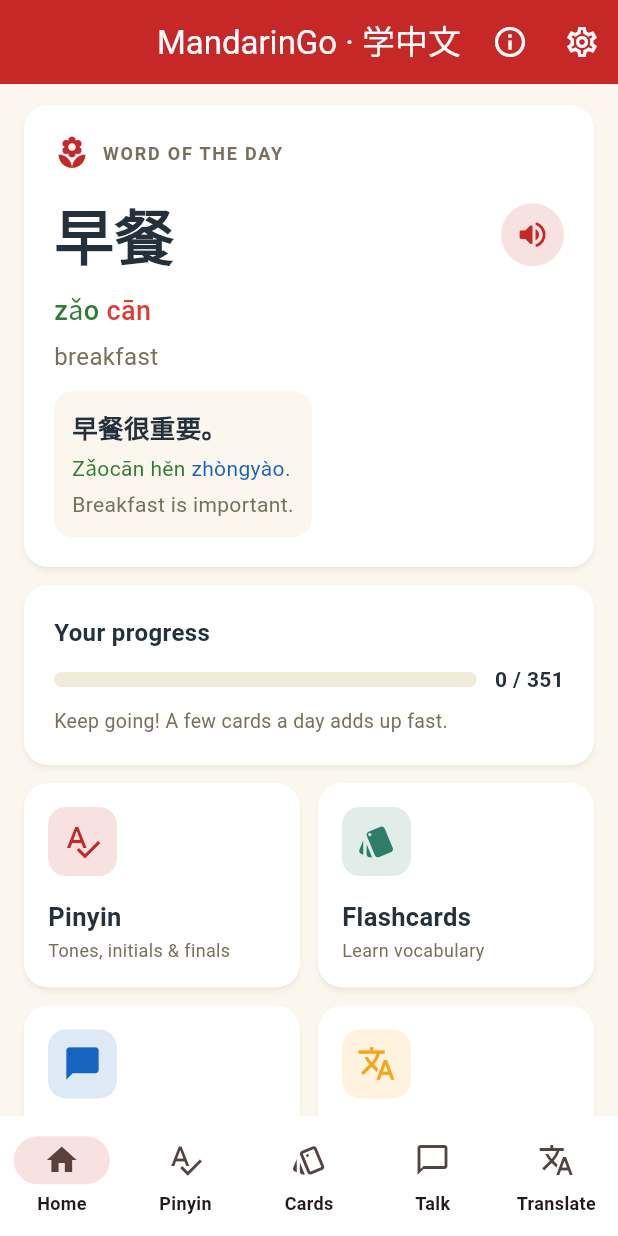
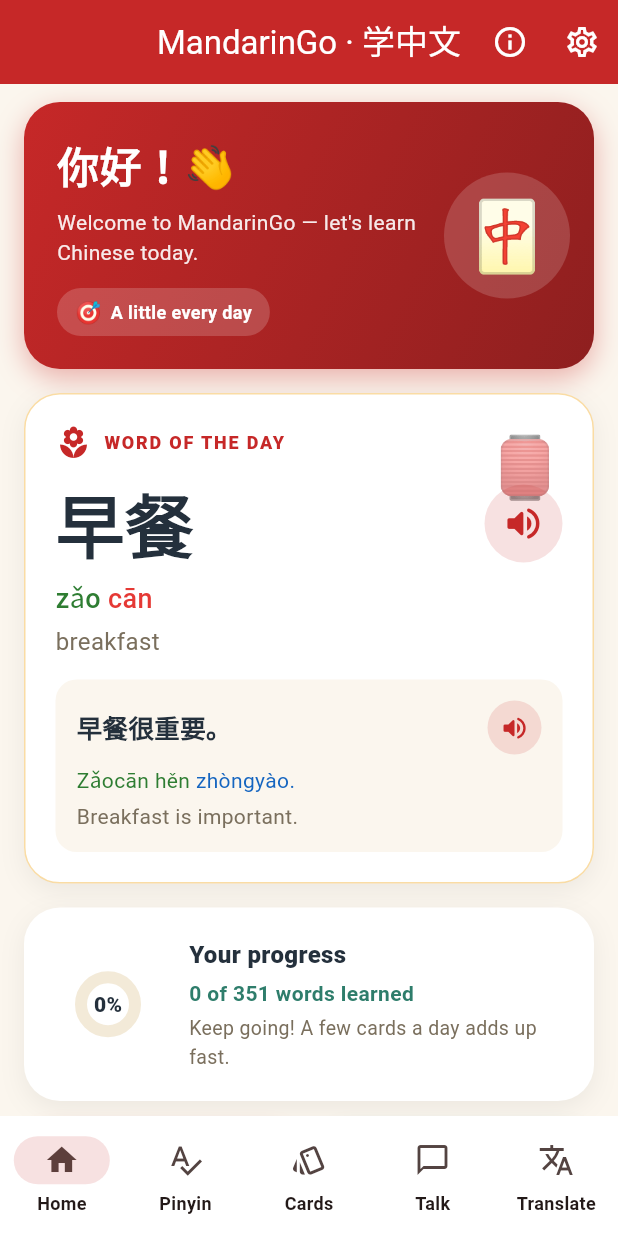
Before and after one commit to MigAppSprig/mandarin_go, a Flutter app: the screen it shows after launch, on a phone screen of 412 x 824 dp. Run offline on Flutter 3.47's test engine with Material 3 defaults, Android fonts, the phone set to English and light mode, and no system bars; our stand-ins replace audioplayers, flutter_tts, shared_preferences; missing offline and left inert: pinyin.

Commit message:
Beautify home page with illustrations and gradients

```diff
--- a/lib/screens/home_screen.dart
+++ b/lib/screens/home_screen.dart
@@ -28,44 +28,148 @@ class HomeScreen extends StatelessWidget {
           IconButton(
             icon: const Icon(Icons.info_outline),
             tooltip: 'About',
-            onPressed: () {
-              Navigator.of(context).push(
-                MaterialPageRoute<void>(
-                  builder: (_) => const AboutScreen(),
-                ),
-              );
-            },
+            onPressed: () => _push(context, const AboutScreen()),
           ),
           IconButton(
             icon: const Icon(Icons.settings_outlined),
             tooltip: 'Settings',
-            onPressed: () {
-              Navigator.of(context).push(
-                MaterialPageRoute<void>(
-                  builder: (_) => const SettingsScreen(),
-                ),
-              );
-            },
+            onPressed: () => _push(context, const SettingsScreen()),
           ),
         ],
       ),
       body: ListView(
-        padding: const EdgeInsets.fromLTRB(0, 8, 0, 24),
+        padding: const EdgeInsets.fromLTRB(0, 8, 0, 28),
         children: [
-          _buildWordOfTheDay(context, word),
-          _buildProgress(context, progress),
-          _buildSections(context),
-          _buildTip(context),
+          _buildWelcomeBanner(),
+          _buildWordOfTheDay(word),
+          _buildProgress(progress),
+          _buildSections(),
+          _buildTip(),
         ],
       ),
     );
   }
 
-  Widget _buildWordOfTheDay(BuildContext context, Word word) {
-    return Card(
-      child: Padding(
+  void _push(BuildContext context, Widget screen) {
+    Navigator.of(context).push(MaterialPageRoute<void>(builder: (_) => screen));
+  }
+
+  // ── Welcome banner ──────────────────────────────────────────────────────
+  Widget _buildWelcomeBanner() {
+    return Container(
+      margin: const EdgeInsets.fromLTRB(16, 4, 16, 4),
+      padding: const EdgeInsets.fromLTRB(22, 22, 16, 22),
+      decoration: BoxDecoration(
+        gradient: const LinearGradient(
+          colors: [AppColors.red, AppColors.deepRed],
+          begin: Alignment.topLeft,
+          end: Alignment.bottomRight,
+        ),
+        borderRadius: BorderRadius.circular(24),
+        boxShadow: [
+          BoxShadow(
+            color: AppColors.red.withValues(alpha: 0.35),
+            blurRadius: 16,
+            offset: const Offset(0, 6),
+          ),
+        ],
+      ),
+      child: Row(
+        children: [
+          Expanded(
+            child: Column(
+              crossAxisAlignment: CrossAxisAlignment.start,
+              children: [
+                const Text(
+                  '你好！👋',
+                  style: TextStyle(
+                    fontSize: 28,
+                    fontWeight: FontWeight.w800,
+                    color: Colors.white,
+                  ),
+                ),
+                const SizedBox(height: 6),
+                Text(
+                  'Welcome to MandarinGo — let\'s learn Chinese today.',
+                  style: TextStyle(
+                    fontSize: 14,
+                    height: 1.4,
+                    color: Colors.white.withValues(alpha: 0.9),
+                  ),
+                ),
+                const SizedBox(height: 14),
+                Container(
+                  padding: const EdgeInsets.symmetric(
+                    horizontal: 12,
+                    vertical: 6,
+                  ),
+                  decoration: BoxDecoration(
+                    color: Colors.white.withValues(alpha: 0.18),
+                    borderRadius: BorderRadius.circular(20),
+                  ),
+                  child: const Row(
+                    mainAxisSize: MainAxisSize.min,
+                    children: [
+                      Text('🎯', style: TextStyle(fontSize: 14)),
+                      SizedBox(width: 6),
+                      Text(
+                        'A little every day',
+                        style: TextStyle(
+                          fontSize: 12,
+                          fontWeight: FontWeight.w600,
+                          color: Colors.white,
+                        ),
+                      ),
+                    ],
+                  ),
+                ),
+              ],
+            ),
+          ),
+          const SizedBox(width: 8),
+          Container(
+            width: 84,
+            height: 84,
+            alignment: Alignment.center,
+            decoration: BoxDecoration(
+              color: Colors.white.withValues(alpha: 0.16),
+              shape: BoxShape.circle,
+            ),
+            child: const Text('🀄', style: TextStyle(fontSize: 46)),
+          ),
+        ],
+      ),
+    );
+  }
+
+  // ── Word of the day ─────────────────────────────────────────────────────
+  Widget _buildWordOfTheDay(Word word) {
+    return Container(
+      margin: const EdgeInsets.fromLTRB(16, 12, 16, 4),
       padding: const EdgeInsets.all(20),
-        child: Column(
+      decoration: BoxDecoration(
+        color: Colors.white,
+        borderRadius: BorderRadius.circular(24),
+        border: Border.all(color: AppColors.gold.withValues(alpha: 0.4)),
+        boxShadow: [
+          BoxShadow(
+            color: Colors.black.withValues(alpha: 0.06),
+            blurRadius: 14,
+            offset: const Offset(0, 5),
+          ),
+        ],
+      ),
+      child: Stack(
+        children: [
+          Positioned(
+            top: 0,
+            right: 0,
+            child: Opacity(
+              opacity: 0.5,
+              child: Text('🏮', style: TextStyle(fontSize: 40)),
+            ),
+          ),
+          Column(
             crossAxisAlignment: CrossAxisAlignment.start,
             children: [
               Row(
@@ -76,14 +180,14 @@ class HomeScreen extends StatelessWidget {
                     'WORD OF THE DAY',
                     style: TextStyle(
                       fontSize: 12,
-                    fontWeight: FontWeight.w700,
+                      fontWeight: FontWeight.w800,
                       letterSpacing: 1.2,
-                    color: AppColors.muted,
+                      color: AppColors.red,
                     ),
                   ),
                 ],
               ),
-            const SizedBox(height: 14),
+              const SizedBox(height: 16),
               Row(
                 crossAxisAlignment: CrossAxisAlignment.center,
                 children: [
@@ -91,37 +195,42 @@ class HomeScreen extends StatelessWidget {
                     child: Text(
                       word.hanzi,
                       style: const TextStyle(
-                      fontSize: 40,
-                      fontWeight: FontWeight.w700,
+                        fontSize: 46,
+                        fontWeight: FontWeight.w800,
                         color: AppColors.ink,
+                        height: 1.1,
                       ),
                     ),
                   ),
-                SpeakButton(text: word.hanzi),
+                  SpeakButton(text: word.hanzi, size: 52),
                 ],
               ),
-            const SizedBox(height: 8),
+              const SizedBox(height: 10),
               ToneColoredPinyin(
                 pinyin: word.pinyin,
                 fontSize: 18,
                 fontWeight: FontWeight.w500,
               ),
-            const SizedBox(height: 6),
+              const SizedBox(height: 4),
               Text(
                 word.english,
                 style: TextStyle(fontSize: 16, color: AppColors.muted),
               ),
-            const SizedBox(height: 12),
+              const SizedBox(height: 14),
               Container(
-              padding: const EdgeInsets.all(12),
+                width: double.infinity,
+                padding: const EdgeInsets.all(14),
                 decoration: BoxDecoration(
                   color: AppColors.paper,
-                borderRadius: BorderRadius.circular(12),
+                  borderRadius: BorderRadius.circular(14),
                 ),
                 child: Column(
                   crossAxisAlignment: CrossAxisAlignment.start,
                   children: [
-                  Text(
+                    Row(
+                      children: [
+                        Expanded(
+                          child: Text(
                             word.exampleHanzi,
                             style: const TextStyle(
                               fontSize: 17,
@@ -129,7 +238,11 @@ class HomeScreen extends StatelessWidget {
                               color: AppColors.ink,
                             ),
                           ),
-                  const SizedBox(height: 4),
+                        ),
+                        SpeakButton(text: word.exampleHanzi, size: 36),
+                      ],
+                    ),
+                    const SizedBox(height: 6),
                     ToneColoredPinyin(pinyin: word.examplePinyin, fontSize: 14),
                     const SizedBox(height: 4),
                     Text(
@@ -141,17 +254,58 @@ class HomeScreen extends StatelessWidget {
               ),
             ],
           ),
+        ],
       ),
     );
   }
 
-  Widget _buildProgress(BuildContext context, ProgressController progress) {
+  // ── Progress ────────────────────────────────────────────────────────────
+  Widget _buildProgress(ProgressController progress) {
     final total = VocabularyData.all.length;
     final learned = progress.learnedCount;
-    final ratio = total == 0 ? 0.0 : learned / total;
-    return Card(
-      child: Padding(
+    final ratio = total == 0 ? 0.0 : (learned / total).clamp(0.0, 1.0);
+
+    return Container(
+      margin: const EdgeInsets.fromLTRB(16, 12, 16, 4),
       padding: const EdgeInsets.all(20),
+      decoration: BoxDecoration(
+        color: Colors.white,
+        borderRadius: BorderRadius.circular(24),
+        boxShadow: [
+          BoxShadow(
+            color: Colors.black.withValues(alpha: 0.06),
+            blurRadius: 14,
+            offset: const Offset(0, 5),
+          ),
+        ],
+      ),
+      child: Row(
+        children: [
+          SizedBox(
+            width: 72,
+            height: 72,
+            child: Stack(
+              alignment: Alignment.center,
+              children: [
+                CircularProgressIndicator(
+                  value: ratio,
+                  strokeWidth: 8,
+                  backgroundColor: AppColors.paperDark,
+                  valueColor: const AlwaysStoppedAnimation<Color>(AppColors.jade),
+                ),
+                Text(
+                  '${(ratio * 100).round()}%',
+                  style: const TextStyle(
+                    fontSize: 14,
+                    fontWeight: FontWeight.w800,
+                    color: AppColors.ink,
+                  ),
+                ),
+              ],
+            ),
+          ),
+          const SizedBox(width: 18),
+          Expanded(
             child: Column(
               crossAxisAlignment: CrossAxisAlignment.start,
               children: [
@@ -159,35 +313,20 @@ class HomeScreen extends StatelessWidget {
                   'Your progress',
                   style: TextStyle(
                     fontSize: 16,
-                fontWeight: FontWeight.w700,
+                    fontWeight: FontWeight.w800,
                     color: AppColors.ink,
                   ),
                 ),
-            const SizedBox(height: 10),
-            Row(
-              children: [
-                Expanded(
-                  child: ClipRRect(
-                    borderRadius: BorderRadius.circular(8),
-                    child: LinearProgressIndicator(
-                      value: ratio,
-                      minHeight: 10,
-                      backgroundColor: AppColors.paperDark,
-                      valueColor: AlwaysStoppedAnimation<Color>(AppColors.jade),
+                const SizedBox(height: 4),
+                Text(
+                  '$learned of $total words learned',
+                  style: TextStyle(
+                    fontSize: 14,
+                    fontWeight: FontWeight.w600,
+                    color: AppColors.jade,
                   ),
                 ),
-                ),
-                const SizedBox(width: 12),
-                Text(
-                  '$learned / $total',
-                  style: TextStyle(
-                    fontWeight: FontWeight.w700,
-                    color: AppColors.ink,
-                  ),
-                ),
-              ],
-            ),
-            const SizedBox(height: 8),
+                const SizedBox(height: 4),
                 Text(
                   'Keep going! A few cards a day adds up fast.',
                   style: TextStyle(fontSize: 13, color: AppColors.muted),
@@ -195,120 +334,141 @@ class HomeScreen extends StatelessWidget {
               ],
             ),
           ),
+        ],
+      ),
     );
   }
 
-  Widget _buildSections(BuildContext context) {
-    final sections = <_Section>[
+  // ── Section grid ────────────────────────────────────────────────────────
+  Widget _buildSections() {
+    const sections = <_Section>[
       _Section(
-        icon: Icons.spellcheck,
+        emoji: '🎵',
         title: 'Pinyin',
-        subtitle: 'Tones, initials & finals',
+        subtitle: 'Tones · initials · finals',
         color: AppColors.red,
         index: 1,
       ),
       _Section(
-        icon: Icons.style,
+        emoji: '🗂️',
         title: 'Flashcards',
         subtitle: 'Learn vocabulary',
         color: AppColors.jade,
         index: 2,
       ),
       _Section(
-        icon: Icons.chat_bubble,
+        emoji: '💬',
         title: 'Dialogues',
-        subtitle: 'Real-life conversations',
-        color: const Color(0xFF1565C0),
+        subtitle: 'Real conversations',
+        color: Color(0xFF1565C0),
         index: 3,
       ),
       _Section(
-        icon: Icons.translate,
+        emoji: '🌏',
         title: 'Translate',
         subtitle: 'English → Chinese',
-        color: AppColors.gold,
+        color: Color(0xFFE07B00),
         index: 4,
       ),
     ];
 
     return Padding(
-      padding: const EdgeInsets.symmetric(horizontal: 16, vertical: 6),
+      padding: const EdgeInsets.fromLTRB(16, 12, 16, 4),
       child: GridView.count(
         crossAxisCount: 2,
         shrinkWrap: true,
         physics: const NeverScrollableScrollPhysics(),
-        mainAxisSpacing: 12,
-        crossAxisSpacing: 12,
-        childAspectRatio: 1.35,
+        mainAxisSpacing: 14,
+        crossAxisSpacing: 14,
+        childAspectRatio: 1.15,
         children: [
-          for (final s in sections)
-            Material(
-              color: Colors.white,
-              borderRadius: BorderRadius.circular(16),
-              elevation: 1.5,
-              shadowColor: Colors.black26,
+          for (final s in sections) _sectionCard(s),
+        ],
+      ),
+    );
+  }
+
+  Widget _sectionCard(_Section s) {
+    return Container(
+      decoration: BoxDecoration(
+        gradient: LinearGradient(
+          colors: [s.color, s.color.withValues(alpha: 0.72)],
+          begin: Alignment.topLeft,
+          end: Alignment.bottomRight,
+        ),
+        borderRadius: BorderRadius.circular(22),
+        boxShadow: [
+          BoxShadow(
+            color: s.color.withValues(alpha: 0.30),
+            blurRadius: 12,
+            offset: const Offset(0, 5),
+          ),
+        ],
+      ),
+      child: Material(
+        color: Colors.transparent,
         child: InkWell(
-                borderRadius: BorderRadius.circular(16),
+          borderRadius: BorderRadius.circular(22),
           onTap: () => onNavigate(s.index),
           child: Padding(
             padding: const EdgeInsets.all(16),
             child: Column(
-                    crossAxisAlignment: CrossAxisAlignment.start,
-                    mainAxisAlignment: MainAxisAlignment.spaceBetween,
+              mainAxisAlignment: MainAxisAlignment.center,
               children: [
-                      Container(
-                        padding: const EdgeInsets.all(10),
-                        decoration: BoxDecoration(
-                          color: s.color.withValues(alpha: 0.14),
-                          borderRadius: BorderRadius.circular(12),
-                        ),
-                        child: Icon(s.icon, color: s.color, size: 26),
-                      ),
-                      Column(
-                        crossAxisAlignment: CrossAxisAlignment.start,
-                        children: [
+                Text(s.emoji, style: const TextStyle(fontSize: 40)),
+                const SizedBox(height: 12),
                 Text(
                   s.title,
                   style: const TextStyle(
                     fontSize: 17,
-                              fontWeight: FontWeight.w700,
-                              color: AppColors.ink,
+                    fontWeight: FontWeight.w800,
+                    color: Colors.white,
                   ),
                 ),
-                          const SizedBox(height: 2),
+                const SizedBox(height: 3),
                 Text(
                   s.subtitle,
                   maxLines: 1,
                   overflow: TextOverflow.ellipsis,
+                  textAlign: TextAlign.center,
                   style: TextStyle(
                     fontSize: 12,
-                              color: AppColors.muted,
+                    color: Colors.white.withValues(alpha: 0.9),
                   ),
-                          ),
-                        ],
                 ),
               ],
             ),
           ),
         ),
       ),
-        ],
-      ),
     );
   }
 
-  Widget _buildTip(BuildContext context) {
-    return Padding(
-      padding: const EdgeInsets.fromLTRB(24, 12, 24, 0),
+  // ── Tip ─────────────────────────────────────────────────────────────────
+  Widget _buildTip() {
+    return Container(
+      margin: const EdgeInsets.fromLTRB(16, 12, 16, 0),
+      padding: const EdgeInsets.all(16),
+      decoration: BoxDecoration(
+        color: AppColors.gold.withValues(alpha: 0.12),
+        borderRadius: BorderRadius.circular(18),
+        border: Border.all(color: AppColors.gold.withValues(alpha: 0.3)),
+      ),
       child: Row(
         crossAxisAlignment: CrossAxisAlignment.start,
         children: [
-          const Icon(Icons.lightbulb_outline, color: AppColors.gold, size: 20),
-          const SizedBox(width: 10),
+          const Text('💡', style: TextStyle(fontSize: 22)),
+          const SizedBox(width: 12),
           Expanded(
             child: Text(
-              'Tip: tone is part of the meaning in Mandarin. 妈 (mā) "mother" '
-              'and 马 (mǎ) "horse" differ only in tone — practice them together!',
-              style: TextStyle(fontSize: 13, color: AppColors.muted, height: 1.4),
+              'Tip: tone is part of the meaning in Mandarin. '
+              '妈 (mā) "mother" and 马 (mǎ) "horse" differ only in tone — '
+              'practice them together!',
+              style: TextStyle(
+                fontSize: 13,
+                height: 1.45,
+                color: AppColors.muted,
+              ),
             ),
           ),
         ],
@@ -319,14 +479,14 @@ class HomeScreen extends StatelessWidget {
 
 class _Section {
   const _Section({
-    required this.icon,
+    required this.emoji,
     required this.title,
     required this.subtitle,
     required this.color,
     required this.index,
   });
 
-  final IconData icon;
+  final String emoji;
   final String title;
   final String subtitle;
   final Color color;
```
Lines whose indentation alone changed are shown as unchanged.
